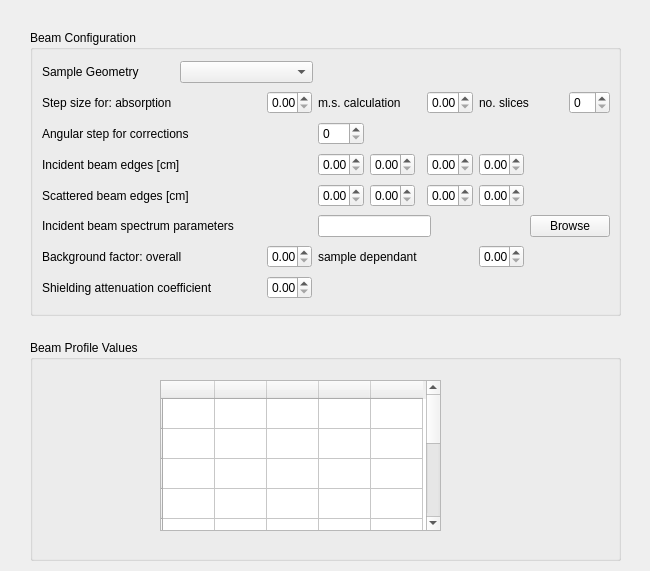
The window that src/gui/widgets/ui_files/beamWidget.ui (disorderedmaterials/GudPy) describes before a commit, drawn with Qt 5.
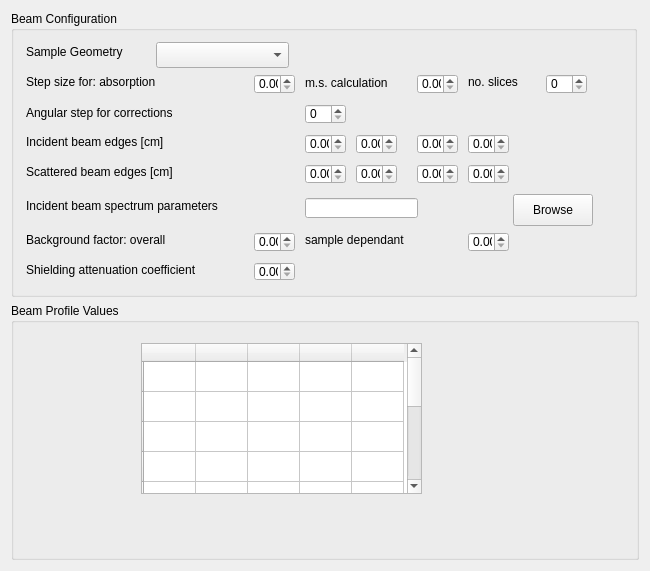
The same window after the commit.

Diff of the .ui file:
```diff
--- a/src/gui/widgets/ui_files/beamWidget.ui
+++ b/src/gui/widgets/ui_files/beamWidget.ui
@@ -13,27 +13,33 @@
   <property name="windowTitle">
    <string>Form</string>
   </property>
+  <layout class="QVBoxLayout" name="verticalLayout">
+   <item>
   <widget class="QGroupBox" name="configurationGroupBox">
-   <property name="geometry">
-    <rect>
-     <x>30</x>
-     <y>30</y>
-     <width>591</width>
+     <property name="minimumSize">
+      <size>
+       <width>626</width>
      <height>286</height>
-    </rect>
+      </size>
    </property>
    <property name="maximumSize">
     <size>
-     <width>591</width>
+       <width>600</width>
      <height>16777215</height>
     </size>
    </property>
    <property name="title">
     <string>Beam Configuration</string>
    </property>
-   <layout class="QGridLayout" name="gridLayout">
-    <item row="5" column="12" colspan="2">
      <widget class="QPushButton" name="browseIncidentBeamSpectrumParametersButton">
+      <property name="geometry">
+       <rect>
+        <x>502</x>
+        <y>183</y>
+        <width>80</width>
+        <height>32</height>
+       </rect>
+      </property>
       <property name="maximumSize">
        <size>
         <width>89</width>
@@ -44,9 +50,15 @@
        <string>Browse</string>
       </property>
      </widget>
-    </item>
-    <item row="5" column="7" colspan="5">
      <widget class="QLineEdit" name="incidentBeamSpectrumParametersLineEdit">
+      <property name="geometry">
+       <rect>
+        <x>294</x>
+        <y>187</y>
+        <width>113</width>
+        <height>20</height>
+       </rect>
+      </property>
       <property name="maximumSize">
        <size>
         <width>113</width>
@@ -54,9 +66,15 @@
        </size>
       </property>
      </widget>
-    </item>
-    <item row="4" column="0" colspan="5">
      <widget class="QLabel" name="scatteredBeamEdgesLabel">
+      <property name="geometry">
+       <rect>
+        <x>15</x>
+        <y>153</y>
+        <width>191</width>
+        <height>16</height>
+       </rect>
+      </property>
       <property name="minimumSize">
        <size>
         <width>191</width>
@@ -73,9 +91,15 @@
        <string>Scattered beam edges [cm]</string>
       </property>
      </widget>
-    </item>
-    <item row="3" column="0" colspan="5">
      <widget class="QLabel" name="incidentBeamEdgesLabel">
+      <property name="geometry">
+       <rect>
+        <x>15</x>
+        <y>123</y>
+        <width>181</width>
+        <height>16</height>
+       </rect>
+      </property>
       <property name="minimumSize">
        <size>
         <width>181</width>
@@ -92,9 +116,15 @@
        <string>Incident beam edges [cm]</string>
       </property>
      </widget>
-    </item>
-    <item row="6" column="7" colspan="4">
      <widget class="QLabel" name="sampleDependantBackgroundFactorLabel">
+      <property name="geometry">
+       <rect>
+        <x>294</x>
+        <y>221</y>
+        <width>131</width>
+        <height>16</height>
+       </rect>
+      </property>
       <property name="minimumSize">
        <size>
         <width>131</width>
@@ -111,9 +141,15 @@
        <string>sample dependant</string>
       </property>
      </widget>
-    </item>
-    <item row="1" column="0" colspan="2">
      <widget class="QLabel" name="stepSizeLabel">
+      <property name="geometry">
+       <rect>
+        <x>15</x>
+        <y>63</y>
+        <width>171</width>
+        <height>16</height>
+       </rect>
+      </property>
       <property name="minimumSize">
        <size>
         <width>171</width>
@@ -130,16 +166,28 @@
        <string>Step size for: absorption</string>
       </property>
      </widget>
-    </item>
-    <item row="7" column="0" colspan="6">
      <widget class="QLabel" name="shieldingLabel">
+      <property name="geometry">
+       <rect>
+        <x>15</x>
+        <y>251</y>
+        <width>196</width>
+        <height>16</height>
+       </rect>
+      </property>
       <property name="text">
        <string>Shielding attenuation coefficient</string>
       </property>
      </widget>
-    </item>
-    <item row="6" column="0" colspan="6">
      <widget class="QLabel" name="backgroundFactorLabel">
+      <property name="geometry">
+       <rect>
+        <x>15</x>
+        <y>221</y>
+        <width>200</width>
+        <height>16</height>
+       </rect>
+      </property>
       <property name="minimumSize">
        <size>
         <width>200</width>
@@ -156,9 +204,15 @@
        <string>Background factor: overall</string>
       </property>
      </widget>
-    </item>
-    <item row="1" column="7">
      <widget class="QLabel" name="msCalculationStepSizeLabel">
+      <property name="geometry">
+       <rect>
+        <x>294</x>
+        <y>64</y>
+        <width>106</width>
+        <height>16</height>
+       </rect>
+      </property>
       <property name="minimumSize">
        <size>
         <width>106</width>
@@ -175,9 +229,15 @@
        <string>m.s. calculation</string>
       </property>
      </widget>
-    </item>
-    <item row="5" column="0" colspan="7">
      <widget class="QLabel" name="incidentBeamSpectrumParametersLabel">
+      <property name="geometry">
+       <rect>
+        <x>15</x>
+        <y>187</y>
+        <width>220</width>
+        <height>16</height>
+       </rect>
+      </property>
       <property name="maximumSize">
        <size>
         <width>251</width>
@@ -188,9 +248,15 @@
        <string>Incident beam spectrum parameters</string>
       </property>
      </widget>
-    </item>
-    <item row="0" column="0" colspan="3">
      <widget class="QLabel" name="sampleGeometryLabel">
+      <property name="geometry">
+       <rect>
+        <x>15</x>
+        <y>33</y>
+        <width>133</width>
+        <height>16</height>
+       </rect>
+      </property>
       <property name="minimumSize">
        <size>
         <width>133</width>
@@ -201,9 +267,15 @@
        <string>Sample Geometry</string>
       </property>
      </widget>
-    </item>
-    <item row="0" column="3" colspan="4">
      <widget class="QComboBox" name="sampleGeometryComboBox">
+      <property name="geometry">
+       <rect>
+        <x>145</x>
+        <y>31</y>
+        <width>133</width>
+        <height>26</height>
+       </rect>
+      </property>
       <property name="minimumSize">
        <size>
         <width>133</width>
@@ -211,9 +283,15 @@
        </size>
       </property>
      </widget>
-    </item>
-    <item row="1" column="11" colspan="2">
      <widget class="QLabel" name="noSlicesLabel">
+      <property name="geometry">
+       <rect>
+        <x>457</x>
+        <y>63</y>
+        <width>57</width>
+        <height>16</height>
+       </rect>
+      </property>
       <property name="maximumSize">
        <size>
         <width>71</width>
@@ -224,9 +302,15 @@
        <string>no. slices</string>
       </property>
      </widget>
-    </item>
-    <item row="2" column="0" colspan="5">
      <widget class="QLabel" name="stepForCorrectionsLabel">
+      <property name="geometry">
+       <rect>
+        <x>15</x>
+        <y>94</y>
+        <width>170</width>
+        <height>16</height>
+       </rect>
+      </property>
       <property name="maximumSize">
        <size>
         <width>201</width>
@@ -237,62 +321,165 @@
        <string>Angular step for corrections</string>
       </property>
      </widget>
-    </item>
-    <item row="1" column="6">
-     <widget class="QDoubleSpinBox" name="absorptionStepSizeSpinBox"/>
-    </item>
-    <item row="1" column="10">
-     <widget class="QDoubleSpinBox" name="msCalculationStepSizeSpinBox"/>
-    </item>
-    <item row="1" column="13">
-     <widget class="QSpinBox" name="noSlicesSpinBox"/>
-    </item>
-    <item row="2" column="7">
-     <widget class="QSpinBox" name="stepForCorrectionsSpinBox"/>
-    </item>
-    <item row="3" column="7">
-     <widget class="QDoubleSpinBox" name="leftIncidentBeamEdgeSpinBox"/>
-    </item>
-    <item row="3" column="8">
-     <widget class="QDoubleSpinBox" name="rightIncidentBeamEdgeSpinBox"/>
-    </item>
-    <item row="3" column="10">
-     <widget class="QDoubleSpinBox" name="topIncidentBeamEdgeSpinBox"/>
-    </item>
-    <item row="3" column="11">
-     <widget class="QDoubleSpinBox" name="bottomIncidentBeamEdgeSpinBox"/>
-    </item>
-    <item row="4" column="7">
-     <widget class="QDoubleSpinBox" name="leftScatteredBeamEdgeSpinBox"/>
-    </item>
-    <item row="4" column="8">
-     <widget class="QDoubleSpinBox" name="rightScatteredBeamEdgeSpinBox"/>
-    </item>
-    <item row="4" column="10">
-     <widget class="QDoubleSpinBox" name="topScatteredBeamEdgeSpinBox"/>
-    </item>
-    <item row="4" column="11">
-     <widget class="QDoubleSpinBox" name="bottomScatteredBeamEdgeSpinBox"/>
-    </item>
-    <item row="6" column="6">
-     <widget class="QDoubleSpinBox" name="overallBackgroundFactorSpinBox"/>
-    </item>
-    <item row="6" column="11">
-     <widget class="QDoubleSpinBox" name="sampleDependantBackgroundFactorSpinBox"/>
-    </item>
-    <item row="7" column="6">
-     <widget class="QDoubleSpinBox" name="shieldingSpinBox"/>
-    </item>
-   </layout>
-  </widget>
+     <widget class="QDoubleSpinBox" name="absorptionStepSizeSpinBox">
+      <property name="geometry">
+       <rect>
+        <x>243</x>
+        <y>63</y>
+        <width>41</width>
+        <height>20</height>
+       </rect>
+      </property>
+     </widget>
+     <widget class="QDoubleSpinBox" name="msCalculationStepSizeSpinBox">
+      <property name="geometry">
+       <rect>
+        <x>406</x>
+        <y>63</y>
+        <width>41</width>
+        <height>20</height>
+       </rect>
+      </property>
+     </widget>
+     <widget class="QSpinBox" name="noSlicesSpinBox">
+      <property name="geometry">
+       <rect>
+        <x>535</x>
+        <y>63</y>
+        <width>41</width>
+        <height>20</height>
+       </rect>
+      </property>
+     </widget>
+     <widget class="QSpinBox" name="stepForCorrectionsSpinBox">
+      <property name="geometry">
+       <rect>
+        <x>294</x>
+        <y>93</y>
+        <width>41</width>
+        <height>20</height>
+       </rect>
+      </property>
+     </widget>
+     <widget class="QDoubleSpinBox" name="leftIncidentBeamEdgeSpinBox">
+      <property name="geometry">
+       <rect>
+        <x>294</x>
+        <y>123</y>
+        <width>41</width>
+        <height>20</height>
+       </rect>
+      </property>
+     </widget>
+     <widget class="QDoubleSpinBox" name="rightIncidentBeamEdgeSpinBox">
+      <property name="geometry">
+       <rect>
+        <x>345</x>
+        <y>123</y>
+        <width>41</width>
+        <height>20</height>
+       </rect>
+      </property>
+     </widget>
+     <widget class="QDoubleSpinBox" name="topIncidentBeamEdgeSpinBox">
+      <property name="geometry">
+       <rect>
+        <x>406</x>
+        <y>123</y>
+        <width>41</width>
+        <height>20</height>
+       </rect>
+      </property>
+     </widget>
+     <widget class="QDoubleSpinBox" name="bottomIncidentBeamEdgeSpinBox">
+      <property name="geometry">
+       <rect>
+        <x>457</x>
+        <y>123</y>
+        <width>41</width>
+        <height>20</height>
+       </rect>
+      </property>
+     </widget>
+     <widget class="QDoubleSpinBox" name="leftScatteredBeamEdgeSpinBox">
+      <property name="geometry">
+       <rect>
+        <x>294</x>
+        <y>153</y>
+        <width>41</width>
+        <height>20</height>
+       </rect>
+      </property>
+     </widget>
+     <widget class="QDoubleSpinBox" name="rightScatteredBeamEdgeSpinBox">
+      <property name="geometry">
+       <rect>
+        <x>345</x>
+        <y>153</y>
+        <width>41</width>
+        <height>20</height>
+       </rect>
+      </property>
+     </widget>
+     <widget class="QDoubleSpinBox" name="topScatteredBeamEdgeSpinBox">
+      <property name="geometry">
+       <rect>
+        <x>406</x>
+        <y>153</y>
+        <width>41</width>
+        <height>20</height>
+       </rect>
+      </property>
+     </widget>
+     <widget class="QDoubleSpinBox" name="bottomScatteredBeamEdgeSpinBox">
+      <property name="geometry">
+       <rect>
+        <x>457</x>
+        <y>153</y>
+        <width>41</width>
+        <height>20</height>
+       </rect>
+      </property>
+     </widget>
+     <widget class="QDoubleSpinBox" name="overallBackgroundFactorSpinBox">
+      <property name="geometry">
+       <rect>
+        <x>243</x>
+        <y>221</y>
+        <width>41</width>
+        <height>20</height>
+       </rect>
+      </property>
+     </widget>
+     <widget class="QDoubleSpinBox" name="sampleDependantBackgroundFactorSpinBox">
+      <property name="geometry">
+       <rect>
+        <x>457</x>
+        <y>221</y>
+        <width>41</width>
+        <height>20</height>
+       </rect>
+      </property>
+     </widget>
+     <widget class="QDoubleSpinBox" name="shieldingSpinBox">
+      <property name="geometry">
+       <rect>
+        <x>243</x>
+        <y>251</y>
+        <width>41</width>
+        <height>19</height>
+       </rect>
+      </property>
+     </widget>
+    </widget>
+   </item>
+   <item>
   <widget class="QGroupBox" name="profileValuesGroupBox">
-   <property name="geometry">
-    <rect>
-     <x>30</x>
-     <y>340</y>
+     <property name="minimumSize">
+      <size>
      <width>591</width>
      <height>221</height>
-    </rect>
+      </size>
    </property>
    <property name="title">
     <string>Beam Profile Values</string>
@@ -392,6 +579,8 @@
     </column>
    </widget>
   </widget>
+   </item>
+  </layout>
  </widget>
  <resources/>
  <connections/>
```
Lines whose indentation alone changed are shown as unchanged.
